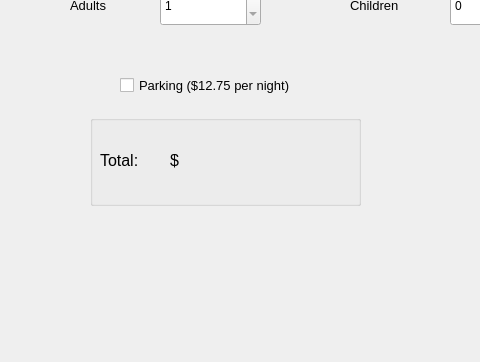
Old version of the form CanalResorReservationApp/reservationapp.ui in the repository MathewLister/Canal-Resort-Reservation-App; both pictures show x 0 to 480 and y 325 to 687 of the 973 by 687 pixel window.
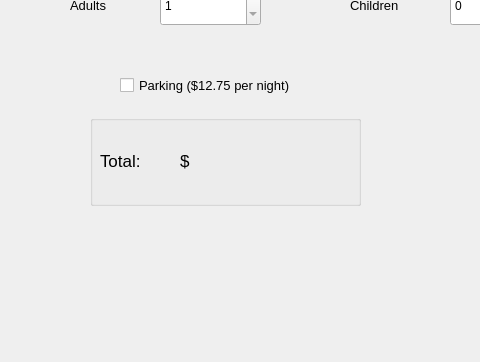
New version of the form.

Commit message: Fixed bugs in next button enabled/disabled

```diff
--- a/CanalResorReservationApp/reservationapp.ui
+++ b/CanalResorReservationApp/reservationapp.ui
@@ -373,7 +373,7 @@
        </property>
        <property name="font">
         <font>
-         <pointsize>12</pointsize>
+         <pointsize>13</pointsize>
         </font>
        </property>
        <property name="text">
@@ -383,15 +383,15 @@
       <widget class="QLabel" name="DollarSign">
        <property name="geometry">
         <rect>
-         <x>80</x>
-         <y>30</y>
-         <width>71</width>
-         <height>31</height>
+         <x>90</x>
+         <y>20</y>
+         <width>101</width>
+         <height>51</height>
         </rect>
        </property>
        <property name="font">
         <font>
-         <pointsize>12</pointsize>
+         <pointsize>13</pointsize>
         </font>
        </property>
        <property name="text">
@@ -401,15 +401,15 @@
       <widget class="QLabel" name="NetTotal">
        <property name="geometry">
         <rect>
-         <x>100</x>
-         <y>29</y>
-         <width>111</width>
-         <height>31</height>
+         <x>110</x>
+         <y>20</y>
+         <width>101</width>
+         <height>51</height>
         </rect>
        </property>
        <property name="font">
         <font>
-         <pointsize>12</pointsize>
+         <pointsize>13</pointsize>
         </font>
        </property>
        <property name="text">
```
Left out of the diff: 4 changed lines with no effect on the pictures. The commit also changes 2 other files.
